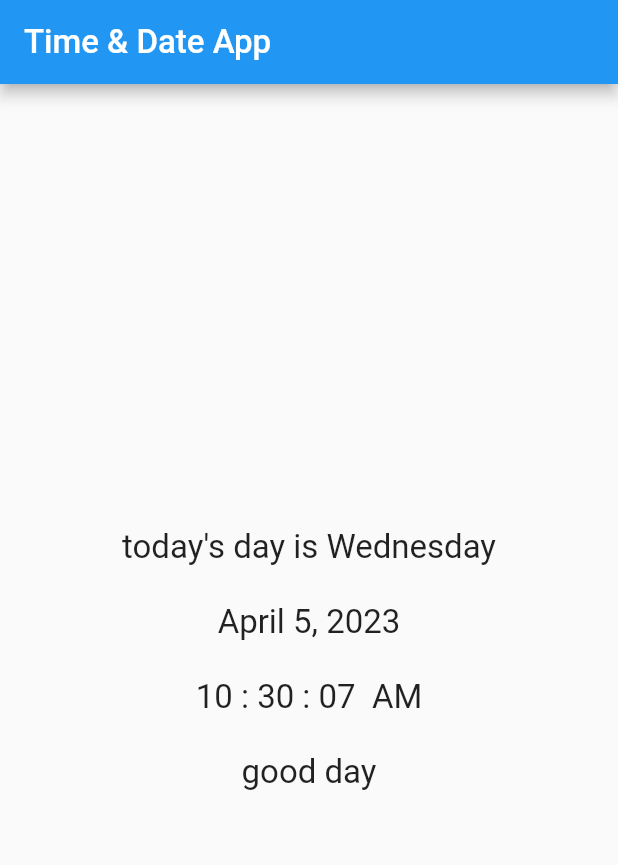
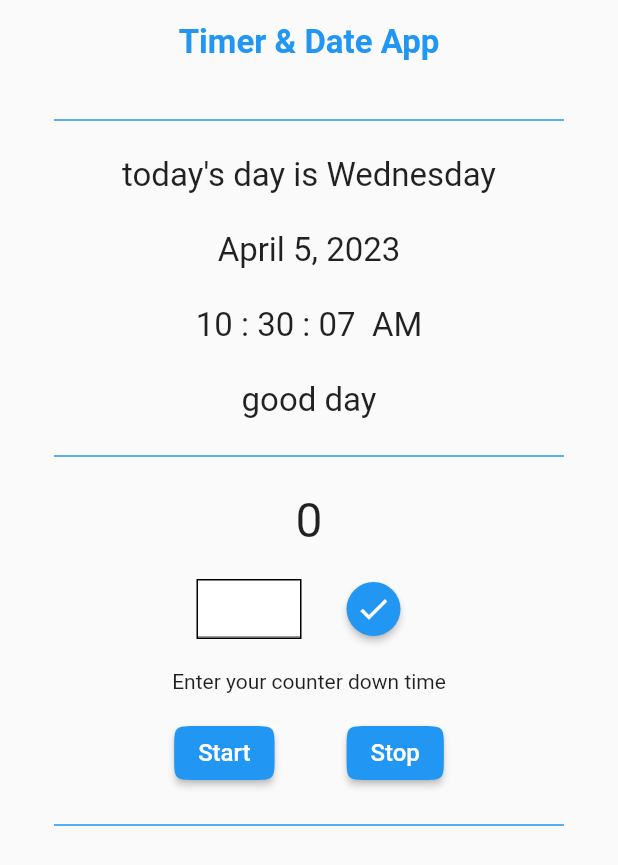
Before and after one commit to wael-saif23/time-date, a Flutter app: the screen it shows after launch, on a phone screen of 412 x 824 dp. Shown: the top 865 px of the screen. Run offline on Flutter 3.47's test engine with Material 2 defaults, Android fonts, the phone set to English and light mode, and no system bars.

Commit message:
create counter down

```diff
--- /dev/null
+++ b/lib/counter_down.dart
@@ -0,0 +1,36 @@
+import 'package:flutter/material.dart';
+
+import 'package:time_date_app/widgets/control-counter-down.dart';
+import 'package:time_date_app/widgets/time_piker.dart';
+
+class CounterDown extends StatelessWidget {
+  const CounterDown({super.key, required this.numberOfTime , required this.tf,});
+  final TextField tf;
+  final String numberOfTime;
+
+  @override
+  Widget build(BuildContext context) {
+    return Column(
+      children: [
+        Text(
+          numberOfTime,
+          style: const TextStyle(fontSize: 32),
+        ),
+        const SizedBox(
+          height: 16,
+        ),
+        TimePicker(
+          tf: tf,
+        ),
+        const SizedBox(
+          height: 16,
+        ),
+        const Text("Enter your counter down time"),
+        const SizedBox(
+          height: 16,
+        ),
+        const ControlCounterDown(),
+      ],
+    );
+  }
+}
--- a/lib/home_page.dart
+++ b/lib/home_page.dart
@@ -1,6 +1,12 @@
+import 'dart:async';
+
 import 'package:flutter/material.dart';
-import "dart:async";
+import 'package:flutter/src/widgets/framework.dart';
+import 'package:flutter/src/widgets/placeholder.dart';
 import 'package:intl/intl.dart';
+import 'package:time_date_app/the_day_time.dart';
+
+import 'counter_down.dart';
 
 class HomePage extends StatefulWidget {
   const HomePage({super.key});
@@ -14,70 +20,106 @@ class _HomePageState extends State<HomePage> {
   String timeOfTheDay = "";
   String theDate = "";
   String amOrBm = DateFormat("a").format(DateTime.now());
+
+  String numberOfTime = "";
   changeEverySecond() {
     Timer.periodic(const Duration(seconds: 1), (timer) {
       setState(() {
         theDay = DateFormat("EEEE").format(DateTime.now());
- timeOfTheDay = DateFormat("HH : mm : ss  a").format(DateTime.now());
+        timeOfTheDay = DateFormat("hh : mm : ss  a").format(DateTime.now());
         theDate = DateFormat.yMMMMd().format(DateTime.now());
       });
     });
   }
 
+  pickTime() {
+    setState(() {
+      if (myControler.text.isEmpty) {
+         numberOfTime = "0";
+      }else{numberOfTime = myControler.text;}
 
-
-
-
+    });
+  }
 
   @override
   void initState() {
     changeEverySecond();
-         theDay ;
- timeOfTheDay ;
- theDate ;
+    theDay;
+    timeOfTheDay;
+    theDate;
+    numberOfTime;
+
     super.initState();
   }
 
+  final myControler = TextEditingController();
+
   @override
   Widget build(BuildContext context) {
+    TextField tf = TextField(
+      onTap: pickTime(),
+      controller: myControler,
+      maxLines: 1,
+      style: TextStyle(fontSize: 20),
+      keyboardType: TextInputType.number,
+    );
+
     return Scaffold(
       appBar: AppBar(
+        backgroundColor: Colors.white.withOpacity(0),
+        elevation: 0,
+        centerTitle: true,
         title: const Text(
-          "Time & Date App",
-          style: TextStyle(fontSize: 22),
+          "Timer & Date App",
+          style: TextStyle(
+              fontSize: 22, color: Colors.blue, fontWeight: FontWeight.bold),
         ),
       ),
-      body: Center(
+      body: Padding(
+        padding: const EdgeInsets.all(16.0),
+        child: SingleChildScrollView(
           child: Column(
-        mainAxisAlignment: MainAxisAlignment.center,
             children: [
-          Text(
-            "today's day is $theDay",
-            style: TextStyle(fontSize: 22),
+              Padding(
+                padding: EdgeInsets.only(top: 0, bottom: 16),
+                child: Divider(
+                  thickness: 1,
+                  indent: 20,
+                  endIndent: 20,
+                  color: Colors.blue,
                 ),
-          SizedBox(
-            height: 24,
               ),
-          Text(
-            theDate,
-            style: TextStyle(fontSize: 22),
+              TheTimeOfTheDay(
+                  amOrBm: amOrBm,
+                  theDate: theDate,
+                  theDay: theDay,
+                  timeOfTheDay: timeOfTheDay),
+              Padding(
+                padding: EdgeInsets.only(top: 16, bottom: 16),
+                child: Divider(
+                  thickness: 1,
+                  indent: 20,
+                  endIndent: 20,
+                  color: Colors.blue,
                 ),
-          SizedBox(
-            height: 24,
               ),
-          Text(
-            timeOfTheDay,
-            style: TextStyle(fontSize: 22),
+              CounterDown(
+                tf: tf,
+                numberOfTime: numberOfTime,
               ),
-          SizedBox(
-            height: 24,
+              Padding(
+                padding: EdgeInsets.only(top: 16, bottom: 16),
+                child: Divider(
+                  thickness: 1,
+                  indent: 20,
+                  endIndent: 20,
+                  color: Colors.blue,
                 ),
-          Text(
-            amOrBm == "AM" ? "good day":"good night",
-            style: TextStyle(fontSize: 22),
               ),
             ],
-      )),
+          ),
+        ),
+      ),
     );
   }
 }
--- /dev/null
+++ b/lib/the_day_time.dart
@@ -0,0 +1,46 @@
+import 'package:flutter/material.dart';
+
+class TheTimeOfTheDay extends StatelessWidget {
+  const TheTimeOfTheDay({super.key, required this.theDay, required this.timeOfTheDay, required this.theDate, required this.amOrBm});
+
+ final String theDay ;
+  final String timeOfTheDay ;
+final  String theDate ;
+ final String amOrBm;
+
+  @override
+  Widget build(BuildContext context) {
+    return Center(
+      child: Column(
+        mainAxisAlignment: MainAxisAlignment.center,
+        children: [
+          Text(
+            "today's day is $theDay",
+            style: const TextStyle(fontSize: 22),
+          ),
+          const SizedBox(
+            height: 24,
+          ),
+          Text(
+            theDate,
+            style: const TextStyle(fontSize: 22),
+          ),
+          const SizedBox(
+            height: 24,
+          ),
+          Text(
+            timeOfTheDay,
+            style: const TextStyle(fontSize: 22),
+          ),
+          const SizedBox(
+            height: 24,
+          ),
+          Text(
+            amOrBm == "AM" ? "good day" : "good night",
+            style: const TextStyle(fontSize: 22),
+          ),
+        ],
+      ),
+    );
+  }
+}
--- /dev/null
+++ b/lib/widgets/control-counter-down.dart
@@ -0,0 +1,27 @@
+import 'package:flutter/material.dart';
+
+class ControlCounterDown extends StatefulWidget {
+  const ControlCounterDown({super.key});
+
+  @override
+  State<ControlCounterDown> createState() => _ControlCounterDownState();
+}
+
+class _ControlCounterDownState extends State<ControlCounterDown> {
+  @override
+  Widget build(BuildContext context) {
+    return Row(
+      mainAxisAlignment: MainAxisAlignment.center,
+      children: [
+      ElevatedButton(
+            onPressed: () {},
+            child: Text("Start",style: TextStyle(fontSize: 16),),
+            style: ElevatedButton.styleFrom(shape: ContinuousRectangleBorder(borderRadius: BorderRadius.circular(16)),),),
+            SizedBox(width: 48,),
+            ElevatedButton(
+            onPressed: () {},
+            child: Text("Stop",style: TextStyle(fontSize: 16),),
+            style: ElevatedButton.styleFrom(shape: ContinuousRectangleBorder(borderRadius: BorderRadius.circular(16)),),),
+    ],);
+  }
+}
--- /dev/null
+++ b/lib/widgets/time_piker.dart
@@ -0,0 +1,39 @@
+import 'package:flutter/material.dart';
+
+class TimePicker extends StatelessWidget {
+  TimePicker({
+    super.key, required this.tf,
+  });
+  final TextField tf;
+
+  @override
+  Widget build(BuildContext context) {
+    return Row(
+      mainAxisAlignment: MainAxisAlignment.center,
+      children: [
+        Container(
+          height: 40,
+          width: 70,
+          decoration: BoxDecoration(
+              shape: BoxShape.rectangle,
+              color: Colors.white,
+              border: Border.all()),
+          child: tf
+        ),
+        SizedBox(
+          width: 16,
+        ),
+        ElevatedButton(
+          onPressed: () {
+
+          },
+          child: Icon(Icons.check),
+          style: ElevatedButton.styleFrom(
+            shape: CircleBorder(),
+          ),
+        ),
+      ],
+    );
+    ;
+  }
+}
```
Lines whose indentation alone changed are shown as unchanged.
